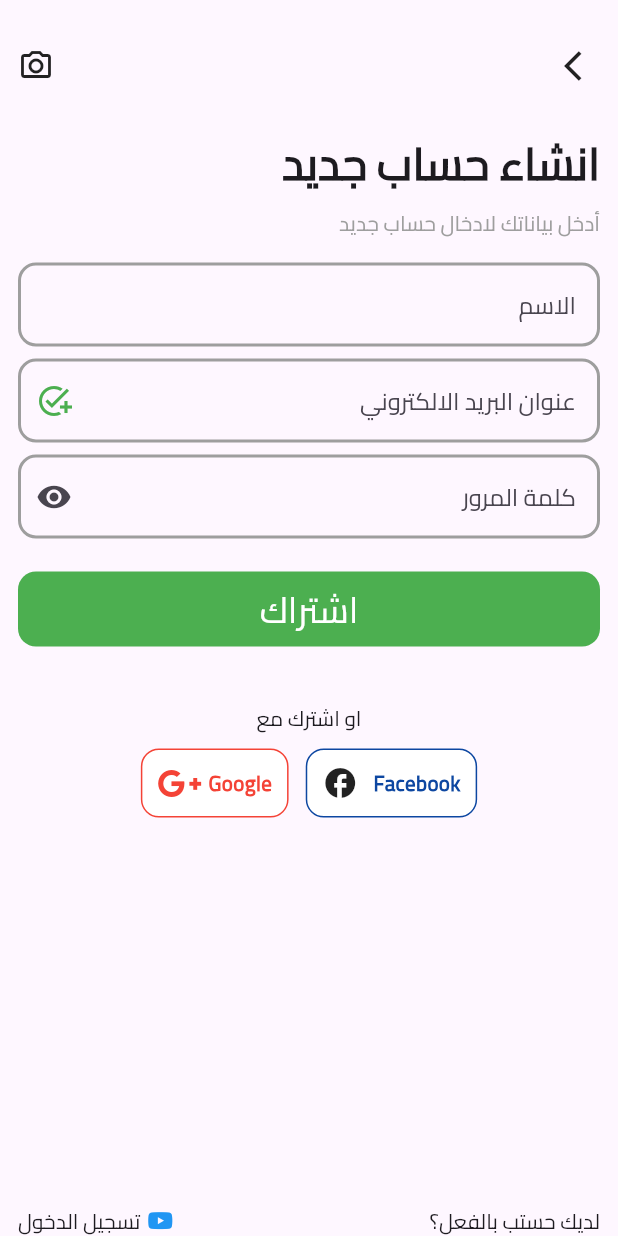
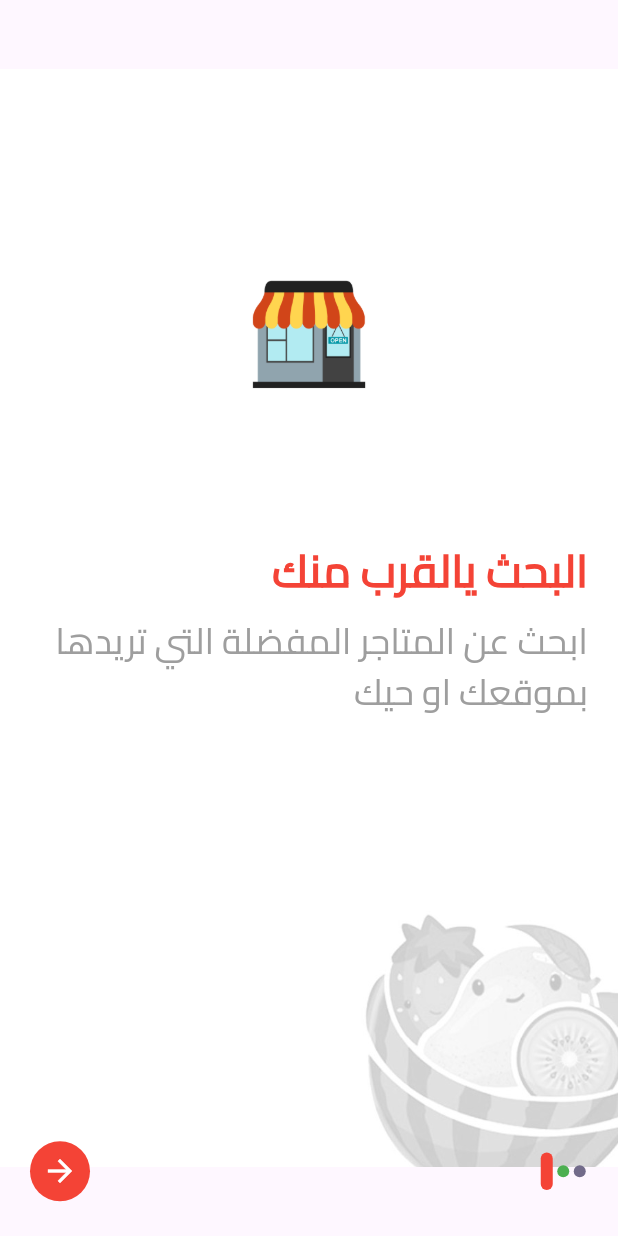
Before and after one commit to karimomar25/selaty_app, a Flutter app: the screen it shows after launch, on a phone screen of 412 x 824 dp. Run offline on Flutter 3.47's test engine with Material 3 defaults, Android fonts, the phone set to English and light mode, and no system bars; our stand-ins replace flutter_screenutil, font_awesome_flutter, get.

Commit message:
create onboarding

```diff
--- /dev/null
+++ b/lib/core/controllers/onboarding_controller.dart
@@ -0,0 +1,30 @@
+import 'package:flutter/material.dart';
+import 'package:get/get.dart';
+
+abstract class OnboardingController extends GetxController {
+  goNext();
+  onPageChanged(int pageIndex);
+}
+
+class OnboardingControllerImp extends OnboardingController {
+  // create controller for slide by button>>> late PageController pageController;
+  int currentPage = 0;
+
+  @override
+  goNext() {
+    // IMPL of slide by button :
+    // currentPage++;
+    // pageController.animateToPage(currentPage,
+    //     duration: Duration(milliseconds: 250), curve: Curves.easeInOut);
+  }
+
+  @override
+  onPageChanged(int pageIndex) {
+    currentPage = pageIndex;
+    update();
+  }
+// int func to give a value for the controller to slide by button :
+  // void onInit() {
+  //   pageController = PageController();
+  // }
+}
--- a/lib/core/models/onboarding_model.dart
+++ b/lib/core/models/onboarding_model.dart
@@ -1,15 +1,39 @@
-import 'package:selaty_app/utils/app_images.dart';
+import 'package:flutter/material.dart';
+import 'package:selaty_app/core/utils/app_images.dart';
 
 class OnBoardingModel {
-  final String image, title, desc;
-  OnBoardingModel(this.image, this.title, this.desc);
+  final String image, title, desc, secondDesc;
+  final Color titleColor, goNextButtonColor;
+  OnBoardingModel(
+    this.image,
+    this.title,
+    this.desc,
+    this.secondDesc,
+    this.titleColor,
+    this.goNextButtonColor,
+  );
 }
 
 List<OnBoardingModel> onBoardingList = [
-  OnBoardingModel(Assets.imagesShop, "البحث يالقرب منك",
-      "ابحث عن المواقع التي تريدها بموقعك او حيك"),
-  OnBoardingModel(Assets.imagesShop, "عروض طازجة وجودة",
-      "جميع العناصر لها نضارة حقيقية وهي مخصصة لاحتياجاتك"),
-  OnBoardingModel(Assets.imagesVan, "تسليم سريع للمنزل",
-      "جميع العناصر لها نضارة حقيقية وهي مخصصة لاحتياجاتك"),
+  OnBoardingModel(
+      Assets.imagesShop,
+      "البحث يالقرب منك",
+      "ابحث عن المتاجر المفضلة التي تريدها",
+      "بموقعك او حيك",
+      Colors.red,
+      Colors.red),
+  OnBoardingModel(
+      Assets.imagesShop,
+      "عروض طازجة وجودة",
+      "جميع العناصر لها نضارة حقيقية وهي",
+      "مخصصة لاحتياجك",
+      Colors.green,
+      Colors.green),
+  OnBoardingModel(
+      Assets.imagesVan,
+      "تسليم سريع للمنزل",
+      "جميع العناصر لها نضارة حقيقية وهي",
+      "مخصصة لاحيتاجك",
+      const Color(0xff726B8A),
+      const Color(0xff726B8A)),
 ];
--- a/lib/core/utils/styles.dart
+++ b/lib/core/utils/styles.dart
@@ -28,6 +28,7 @@ abstract class Styles {
     fontSize: 30,
     fontWeight: FontWeight.bold,
   );
+  // ignore: constant_identifier_names
   static const TextStyle16Bold = TextStyle(
     fontSize: 16,
     fontWeight: FontWeight.bold,
--- a/lib/features/login_or_signup/presentation/Login_Or_Signup/login_or_signup_view.dart
+++ b/lib/features/login_or_signup/presentation/Login_Or_Signup/login_or_signup_view.dart
@@ -2,7 +2,7 @@ import 'package:flutter/material.dart';
 import 'package:selaty_app/core/utils/styles.dart';
 import 'package:selaty_app/features/login_or_signup/presentation/Login_Or_Signup/widgets/login_or_signup_button.dart';
 import 'package:selaty_app/features/login_or_signup/presentation/SignUp/signup_view.dart';
-import 'package:selaty_app/utils/app_images.dart';
+import 'package:selaty_app/core/utils/app_images.dart';
 
 class LoginOrSignUpView extends StatelessWidget {
   const LoginOrSignUpView({super.key});
--- a/lib/features/login_or_signup/presentation/SignUp/signup_view.dart
+++ b/lib/features/login_or_signup/presentation/SignUp/signup_view.dart
@@ -11,15 +11,13 @@ class SignupView extends StatelessWidget {
 
   @override
   Widget build(BuildContext context) {
-    return Scaffold(
+    return SafeArea(
+      child: Scaffold(
         resizeToAvoidBottomInset: false,
         body: Padding(
           padding: const EdgeInsets.symmetric(horizontal: 12),
           child: Column(
             children: [
-            const SizedBox(
-              height: 32,
-            ),
               const Row(
                 mainAxisAlignment: MainAxisAlignment.spaceBetween,
                 children: [
@@ -27,12 +25,12 @@ class SignupView extends StatelessWidget {
                   Icon(Icons.arrow_back_ios),
                 ],
               ),
-            const SizedBox(
-              height: 32,
+              SizedBox(
+                height: 12.h,
               ),
               const Align(
                 alignment: Alignment.topRight,
-              child: const Text(
+                child: Text(
                   "انشاء حساب جديد",
                   style: Styles.TextStyle30Bold,
                   textDirection: TextDirection.rtl,
@@ -48,14 +46,14 @@ class SignupView extends StatelessWidget {
                   style: Styles.TextStyle14.copyWith(color: Colors.grey),
                 ),
               ),
-            const SizedBox(
-              height: 16,
+              SizedBox(
+                height: 16.h,
               ),
               const CustomForm(
                 text: "الاسم",
               ),
-            const SizedBox(
-              height: 8,
+              SizedBox(
+                height: 8.h,
               ),
               const CustomForm(
                 text: "عنوان البريد الالكتروني",
@@ -64,28 +62,32 @@ class SignupView extends StatelessWidget {
                   color: Colors.green,
                 ),
               ),
-            const SizedBox(
-              height: 8,
+              SizedBox(
+                height: 8.h,
               ),
               const CustomForm(
                 text: "كلمة المرور",
                 icon: Icon(Icons.visibility),
               ),
-            const SizedBox(
-              height: 22,
+              SizedBox(
+                height: 22.h,
               ),
               CustomButton(text: "اشتراك", color: Colors.green, onTap: () {}),
               const SizedBox(
-              height: 38,
+                height: 25,
               ),
               const Text("او اشترك مع"),
               const SizedBox(
                 height: 10,
               ),
-            Row(
+              Padding(
+                padding: const EdgeInsets.symmetric(horizontal: 25),
+                child: Row(
                   mainAxisAlignment: MainAxisAlignment.center,
                   children: [
-                SizedBox(
+                    Expanded(
+                      flex: 20,
+                      child: SizedBox(
                         child: SocialMediaButton(
                             icon: FontAwesomeIcons.googlePlusG,
                             // iconSize: 25,
@@ -95,10 +97,11 @@ class SignupView extends StatelessWidget {
                             texrColor: Colors.red,
                             onTap: () {}),
                       ),
-                SizedBox(
-                  width: 10.w,
                     ),
-                SizedBox(
+                    const Spacer(),
+                    Expanded(
+                      flex: 20,
+                      child: SizedBox(
                         child: SocialMediaButton(
                             icon: Icons.facebook,
                             borderColor: Colors.blue.shade900,
@@ -106,13 +109,16 @@ class SignupView extends StatelessWidget {
                             texrColor: Colors.blue.shade900,
                             onTap: () {}),
                       ),
+                    ),
                   ],
+                ),
               ),
               const Spacer(),
               const Row(
                 mainAxisAlignment: MainAxisAlignment.spaceBetween,
                 children: [
-                Row(
+                  Expanded(
+                    child: Row(
                       children: [
                         Text("تسجيل الدخول"),
                         SizedBox(
@@ -125,12 +131,14 @@ class SignupView extends StatelessWidget {
                         )
                       ],
                     ),
+                  ),
                   Text("لديك حستب بالفعل؟"),
                 ],
               ),
             ],
           ),
         ),
+      ),
     );
   }
 }
--- a/lib/features/login_or_signup/presentation/SignUp/widgets/social_media_button.dart
+++ b/lib/features/login_or_signup/presentation/SignUp/widgets/social_media_button.dart
@@ -1,5 +1,4 @@
 import 'package:flutter/material.dart';
-import 'package:flutter_screenutil/flutter_screenutil.dart';
 import 'package:selaty_app/core/utils/styles.dart';
 
 class SocialMediaButton extends StatelessWidget {
@@ -26,7 +25,7 @@ class SocialMediaButton extends StatelessWidget {
     return GestureDetector(
       onTap: onTap,
       child: Container(
-        padding: EdgeInsets.all(10),
+        padding: const EdgeInsets.all(10),
         alignment: Alignment.center,
         // height: 50.h,
         decoration: BoxDecoration(
@@ -42,7 +41,7 @@ class SocialMediaButton extends StatelessWidget {
               color: iconColor,
               size: iconSize,
             ),
-            SizedBox(
+            const SizedBox(
               width: 10,
             ),
             Text(
@@ -63,7 +62,7 @@ class GPlus extends StatelessWidget {
 
   @override
   Widget build(BuildContext context) {
-    return Row(
+    return const Row(
       children: [
         Text(
           "Google",
--- a/lib/features/onboarding/onboarding_view.dart
+++ b/lib/features/onboarding/onboarding_view.dart
@@ -1,46 +1,24 @@
 import 'package:flutter/material.dart';
-import 'package:selaty_app/core/models/onboarding_model.dart';
-import 'package:selaty_app/core/utils/styles.dart';
+import 'package:get/get.dart';
+import 'package:selaty_app/core/controllers/onboarding_controller.dart';
 
-class OnboardingView extends StatelessWidget {
+import 'package:selaty_app/core/utils/app_images.dart';
+
+import 'package:selaty_app/features/onboarding/widgets/sliding_content.dart';
+
+class OnboardingView extends GetView<OnboardingControllerImp> {
   const OnboardingView({super.key});
 
   @override
   Widget build(BuildContext context) {
+    Get.put(OnboardingControllerImp());
     return Scaffold(
-      body: SafeArea(
-        child: PageView.builder(
-          itemCount: onBoardingList.length,
-          itemBuilder: (context, index) {
-            return Padding(
-              padding: const EdgeInsets.symmetric(horizontal: 20),
-              child: Column(
-                children: [
-                  Spacer(),
-                  Image.asset(
-                    onBoardingList[index].image,
-                    height: 100,
-                  ),
-                  Align(
-                      alignment: Alignment.centerRight,
-                      child: Text(
-                          style: Styles.TextStyle30Bold.copyWith(
-                              color: Colors.red),
-                          onBoardingList[index].title)),
-                  SizedBox(
-                    height: 8,
-                  ),
-                  Align(
-                      alignment: Alignment.centerRight,
-                      child: Text(
-                          style:
-                              Styles.TextStyle24.copyWith(color: Colors.grey),
-                          onBoardingList[index].desc)),
-                  Spacer(),
-                ],
-              ),
-            );
-          },
+      body: Container(
+        decoration: const BoxDecoration(
+            image: DecorationImage(
+                image: AssetImage(Assets.imagesSplashBackground))),
+        child: SafeArea(
+          child: SlidingContent(controller: controller),
         ),
       ),
     );
--- /dev/null
+++ b/lib/features/onboarding/widgets/dot_controller.dart
@@ -0,0 +1,35 @@
+import 'package:flutter/material.dart';
+import 'package:get/get.dart';
+import 'package:selaty_app/core/controllers/onboarding_controller.dart';
+import 'package:selaty_app/core/models/onboarding_model.dart';
+
+class DotController extends StatelessWidget {
+  const DotController({
+    super.key,
+  });
+  @override
+  Widget build(BuildContext context) {
+    return GetBuilder<OnboardingControllerImp>(
+      builder: (controller) => Row(
+        mainAxisAlignment: MainAxisAlignment.center,
+        children: [
+          ...List.generate(
+            onBoardingList.length,
+            (index) {
+              return AnimatedContainer(
+                decoration: BoxDecoration(
+                  borderRadius: BorderRadius.circular(10),
+                  color: onBoardingList[index].goNextButtonColor,
+                ),
+                margin: const EdgeInsets.symmetric(horizontal: 1.5),
+                duration: const Duration(milliseconds: 250),
+                width: controller.currentPage == index ? 8 : 8,
+                height: controller.currentPage == index ? 25 : 8,
+              );
+            },
+          )
+        ],
+      ),
+    );
+  }
+}
--- /dev/null
+++ b/lib/features/onboarding/widgets/go_next_button.dart
@@ -0,0 +1,46 @@
+import 'package:flutter/material.dart';
+import 'package:get/get.dart';
+import 'package:selaty_app/core/controllers/onboarding_controller.dart';
+import 'package:selaty_app/features/login_or_signup/presentation/Login_Or_Signup/login_or_signup_view.dart';
+
+class GoNextButton extends StatelessWidget {
+  const GoNextButton({super.key, required this.backGroundColor});
+  final Color backGroundColor;
+  @override
+  Widget build(BuildContext context) {
+    return GestureDetector(
+      onTap: () {
+        Get.to(const LoginOrSignUpView());
+      },
+      child: CircleAvatar(
+        backgroundColor: backGroundColor,
+        child: const Icon(
+          Icons.arrow_forward,
+          color: Colors.white,
+        ),
+      ),
+    );
+  }
+}
+
+// if i want to navigate betwwen slides with the button ::
+
+// class GoNextSlideButton extends GetView<OnboardingControllerImp> {
+//   const GoNextSlideButton({super.key, required this.backGroundColor});
+//   final Color backGroundColor;
+//   @override
+//   Widget build(BuildContext context) {
+//     return GestureDetector(
+//       onTap: () {
+//         controller.goNext();
+//       },
+//       child: CircleAvatar(
+//         backgroundColor: backGroundColor,
+//         child: const Icon(
+//           Icons.arrow_forward,
+//           color: Colors.white,
+//         ),
+//       ),
+//     );
+//   }
+// }
--- /dev/null
+++ b/lib/features/onboarding/widgets/sliding_content.dart
@@ -0,0 +1,77 @@
+import 'package:flutter/material.dart';
+import 'package:selaty_app/core/controllers/onboarding_controller.dart';
+import 'package:selaty_app/core/models/onboarding_model.dart';
+import 'package:selaty_app/core/utils/styles.dart';
+import 'package:selaty_app/features/onboarding/widgets/dot_controller.dart';
+import 'package:selaty_app/features/onboarding/widgets/go_next_button.dart';
+
+class SlidingContent extends StatelessWidget {
+  const SlidingContent({
+    super.key,
+    required this.controller,
+  });
+
+  final OnboardingControllerImp controller;
+
+  @override
+  Widget build(BuildContext context) {
+    return PageView.builder(
+      //pass the pageController to slide by button >> controller: controller.pageController,
+      onPageChanged: (value) {
+        controller.onPageChanged(value);
+      },
+      itemCount: onBoardingList.length,
+      itemBuilder: (context, index) {
+        return Padding(
+          padding: const EdgeInsets.symmetric(horizontal: 20),
+          child: Column(
+            children: [
+              const Spacer(
+                flex: 2,
+              ),
+              Image.asset(
+                onBoardingList[index].image,
+                height: 100,
+              ),
+              const Spacer(
+                flex: 1,
+              ),
+              Align(
+                  alignment: Alignment.centerRight,
+                  child: Text(
+                      style: Styles.TextStyle30Bold.copyWith(
+                          color: onBoardingList[index].titleColor),
+                      onBoardingList[index].title)),
+              const SizedBox(
+                height: 8,
+              ),
+              Align(
+                  alignment: Alignment.centerRight,
+                  child: Text(
+                      style: Styles.TextStyle24.copyWith(color: Colors.grey),
+                      onBoardingList[index].desc)),
+              Align(
+                  alignment: Alignment.centerRight,
+                  child: Text(
+                      style: Styles.TextStyle24.copyWith(color: Colors.grey),
+                      onBoardingList[index].secondDesc)),
+              const Spacer(
+                flex: 3,
+              ),
+              Expanded(
+                  child: Row(
+                mainAxisAlignment: MainAxisAlignment.spaceBetween,
+                children: [
+                  GoNextButton(
+                    backGroundColor: onBoardingList[index].goNextButtonColor,
+                  ),
+                  const DotController(),
+                ],
+              )),
+            ],
+          ),
+        );
+      },
+    );
+  }
+}
--- a/lib/main.dart
+++ b/lib/main.dart
@@ -1,7 +1,6 @@
 import 'package:flutter/material.dart';
 import 'package:flutter_screenutil/flutter_screenutil.dart';
-import 'package:selaty_app/features/login_or_signup/presentation/Login_Or_Signup/login_or_signup_view.dart';
-import 'package:selaty_app/features/login_or_signup/presentation/SignUp/signup_view.dart';
+import 'package:get/get_navigation/src/root/get_material_app.dart';
 import 'package:selaty_app/features/onboarding/onboarding_view.dart';
 
 void main() {
@@ -16,13 +15,13 @@ class MyApp extends StatelessWidget {
   Widget build(BuildContext context) {
     return ScreenUtilInit(
       splitScreenMode: true,
-      child: MaterialApp(
+      child: GetMaterialApp(
           debugShowCheckedModeBanner: false,
           theme: ThemeData(
             // Define the default font family for the entire app
             fontFamily: 'Cairo',
           ),
-          home: const SignupView()),
+          home: const OnboardingView()),
     );
   }
 }
--- a/pubspec.yaml
+++ b/pubspec.yaml
@@ -33,6 +33,8 @@ dependencies:
     sdk: flutter
   flutter_screenutil: ^5.9.3
   font_awesome_flutter: ^10.7.0
+  get: ^4.6.6
+  short_navigation: ^0.1.0
 
 dev_dependencies:
   flutter_lints: ^3.0.0
```
Also changed, not shown: lib/core/utils/app_images.dart (renamed from lib/utils/app_images.dart), pubspec.lock. Lines whose indentation alone changed are shown as unchanged.
